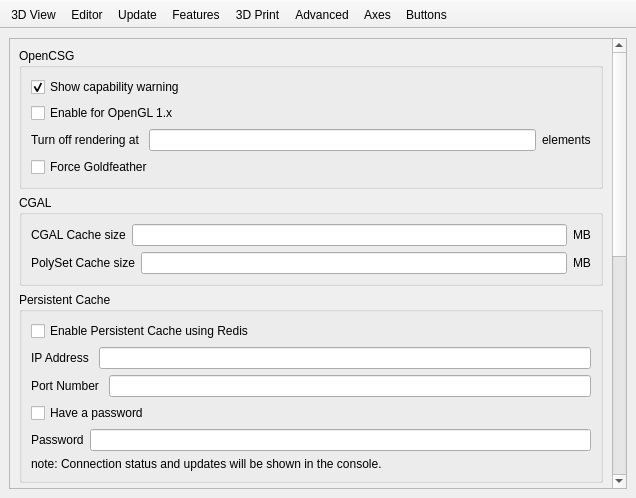
Before: the Qt Designer form src/Preferences.ui in openscad/openscad, drawn with Qt 5.
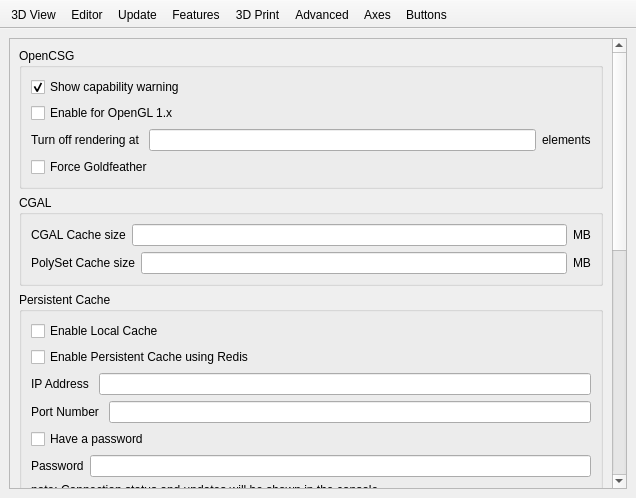
After: the same form once the commit is applied. Icons and pictures are not drawn. Custom widgets are drawn as their Qt base class.

Commit message: Added local cache checkbox in preferences and cache is successfully getting inserted and reconstructed from local cache

```diff
--- a/src/Preferences.ui
+++ b/src/Preferences.ui
@@ -1639,6 +1639,16 @@
                <string>Persistent Cache</string>
               </property>
               <layout class="QVBoxLayout" name="verticalLayout_pc1">
+                <item>
+                <widget class="QCheckBox" name="enableLocalCache">
+                <property name="text">
+                  <string>Enable Local Cache</string>
+                </property>
+                <property name="checked">
+                  <bool>false</bool>
+                </property>
+                </widget>
+               </item>
                <item>
                 <widget class="QCheckBox" name="enablePersistentCache">
                  <property name="text">
```
The commit also changes 7 other files.
